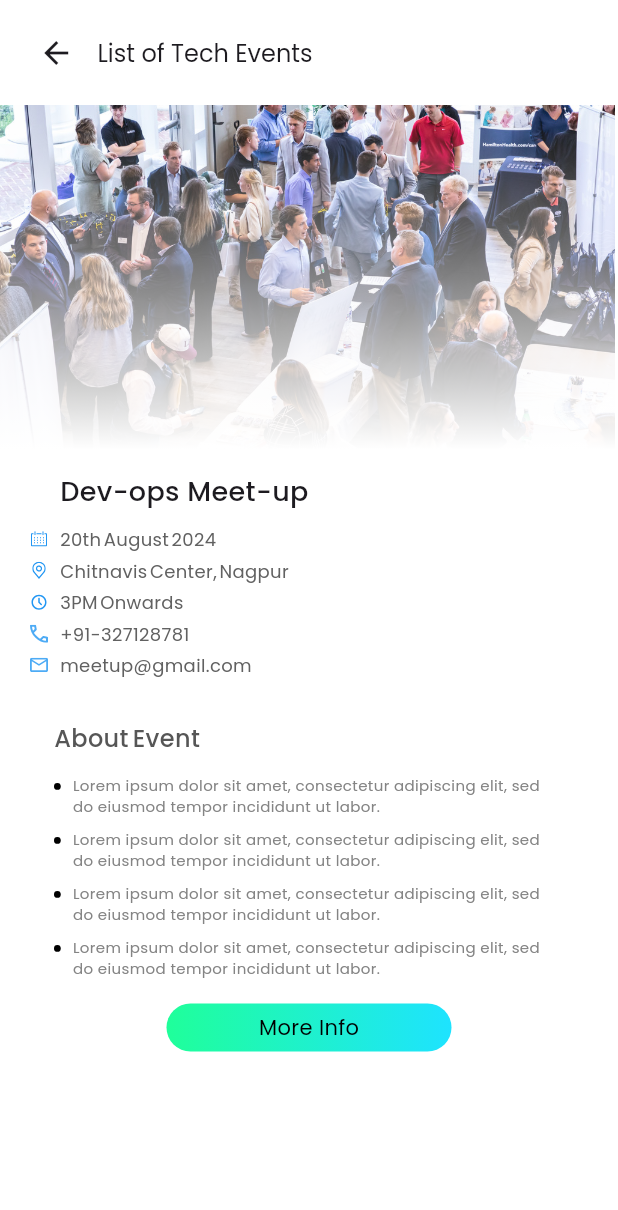
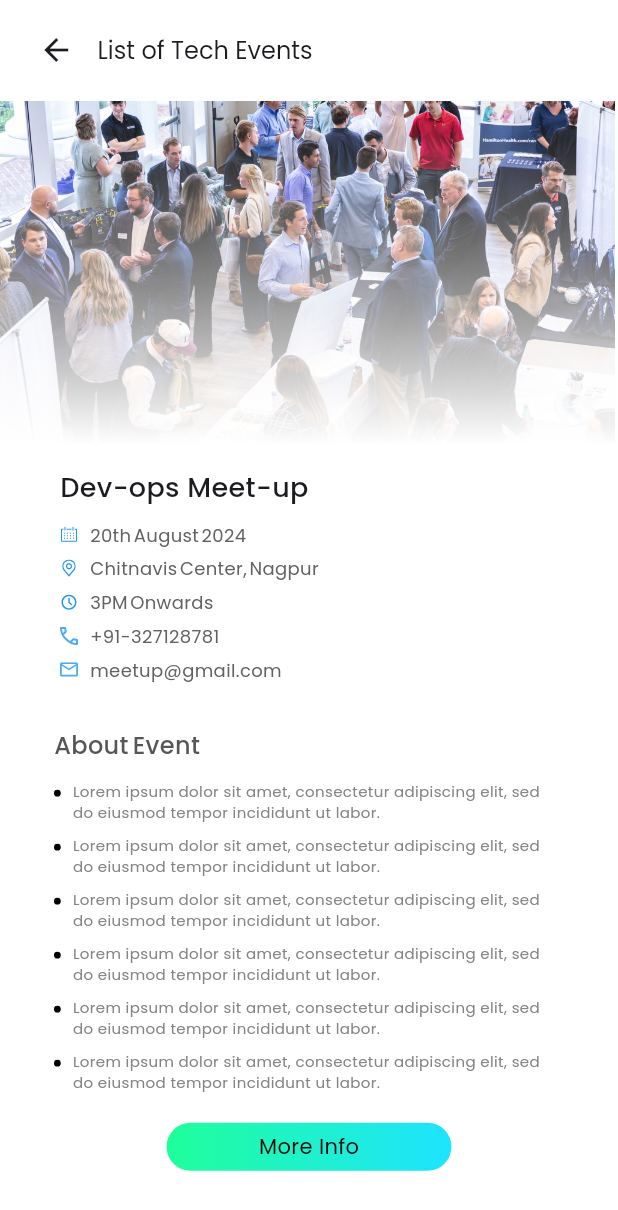
Before and after one commit to dipalighayade/jobsliner, a Flutter app: the Viewinfo screen opened directly, on a phone screen of 412 x 824 dp. Shown: the top 1210 px of the screen. Run offline on Flutter 3.47's test engine with Material 3 defaults, Android fonts, the phone set to English and light mode, and no system bars; our stand-ins replace flutter_svg, google_fonts.

Commit message:
Complete UI 2

```diff
--- a/lib/events/List_Event_Info.dart
+++ b/lib/events/List_Event_Info.dart
@@ -40,7 +40,7 @@ class _ListEventInfoState extends State<ListEventInfo> {
             child: AppBar(
               leadingWidth: 75,
               leading: const Icon(Icons.arrow_back),
-              toolbarHeight: 70,
+              toolbarHeight: 67,
               titleSpacing: -15,
               title: Padding(
                 padding: const EdgeInsets.symmetric(horizontal: 5),
--- a/lib/events/approval.dart
+++ b/lib/events/approval.dart
@@ -29,7 +29,7 @@ class _ApprovalState extends State<Approval> {
           child: AppBar(
             leadingWidth: 75,
             leading: const Icon(Icons.arrow_back),
-            toolbarHeight: 70,
+            toolbarHeight: 67,
             titleSpacing: -15,
             title: Padding(
               padding: const EdgeInsets.symmetric(horizontal: 5),
--- a/lib/events/eve_Home.dart
+++ b/lib/events/eve_Home.dart
@@ -17,7 +17,7 @@ class _EveHomeState extends State<EveHome> {
       appBar: AppBar(
         leadingWidth: 75,
         leading: const Icon(Icons.arrow_back),
-        toolbarHeight: 70,
+        toolbarHeight: 67,
         titleSpacing: -15,
         title: Padding(
           padding: const EdgeInsets.symmetric(horizontal: 5),
--- a/lib/events/viewinfo.dart
+++ b/lib/events/viewinfo.dart
@@ -1,3 +1,4 @@
+
 import 'package:flutter/material.dart';
 import 'package:flutter_svg/flutter_svg.dart';
 import 'package:google_fonts/google_fonts.dart';
@@ -17,7 +18,7 @@ class _ViewinfoState extends State<Viewinfo> {
         appBar: AppBar(
           leadingWidth: 75,
           leading: const Icon(Icons.arrow_back),
-          toolbarHeight: 70,
+          toolbarHeight: 67,
           titleSpacing: -15,
           title: Padding(
             padding: const EdgeInsets.symmetric(horizontal: 5),
@@ -34,8 +35,7 @@ class _ViewinfoState extends State<Viewinfo> {
           shadowColor: const Color.fromRGBO(0, 0, 0, 0),
           scrolledUnderElevation: 0,
         ),
-        body: SingleChildScrollView(
-          child: Column(
+        body: Column(
           crossAxisAlignment: CrossAxisAlignment.start,
           children: [
             _buildEventImage(),
@@ -49,14 +49,18 @@ class _ViewinfoState extends State<Viewinfo> {
                   const SizedBox(height: 10),
                   _buildEventDetails(),
                   const SizedBox(height: 25),
-                    _buildEventDescription(),
+                  SizedBox(
+                    height: 250,
+                    child: SingleChildScrollView(
+                      child: _buildEventDescription(),
+                    ),
+                  ),
                   const SizedBox(height: 13),
-                    _buildButton('More Info')
+                  _buildButton('More Info'),
                 ],
               ),
-              )
+            ),
           ],
-          ),
         ),
       ),
     );
@@ -152,7 +156,9 @@ class _ViewinfoState extends State<Viewinfo> {
   }
 
   Widget _buildDetailRow(String iconPath, String text) {
-    return Row(
+    return Padding(
+      padding: const EdgeInsets.only(left: 20,bottom: 1.5),
+      child: Row(
         children: [
           SvgPicture.asset(
             iconPath,
@@ -171,6 +177,7 @@ class _ViewinfoState extends State<Viewinfo> {
             ),
           ),
         ],
+      ),
     );
   }
 
@@ -190,6 +197,10 @@ class _ViewinfoState extends State<Viewinfo> {
             ),
           ),
           const SizedBox(height: 8),
+          _buildBulletPoint(
+              'Lorem ipsum dolor sit amet, consectetur adipiscing elit, sed do eiusmod tempor incididunt ut labor.'),
+          _buildBulletPoint(
+              'Lorem ipsum dolor sit amet, consectetur adipiscing elit, sed do eiusmod tempor incididunt ut labor.'),
           _buildBulletPoint(
               'Lorem ipsum dolor sit amet, consectetur adipiscing elit, sed do eiusmod tempor incididunt ut labor.'),
           _buildBulletPoint(
--- a/lib/main.dart
+++ b/lib/main.dart
@@ -1,4 +1,6 @@
 import 'package:flutter/material.dart';
+import 'package:jobsliner/events/List_Event_Info.dart';
+import 'package:jobsliner/events/approval.dart';
 import 'package:jobsliner/events/eve_Home.dart';
 
 
@@ -21,7 +23,7 @@ class MyApp extends StatelessWidget {
         // colorScheme: ColorScheme.fromSeed(seedColor: Colors.white),
         useMaterial3: true,
       ),
-      home:  const EveHome(),
+      home:  const Approval(),
     );
   }
 }
```
Also changed, not shown: lib/events/list_tech_eve.dart (+5 -5 lines). Lines whose indentation alone changed are shown as unchanged.
